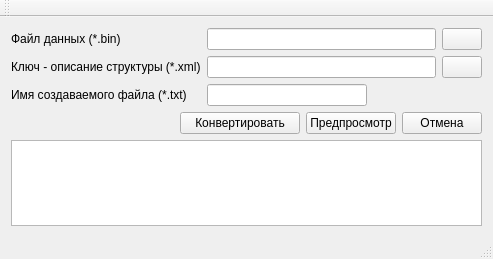
Before: the Qt Designer form dataparsertotxt.ui in FedorGurin/ConvertBinToText, drawn with Qt 5.
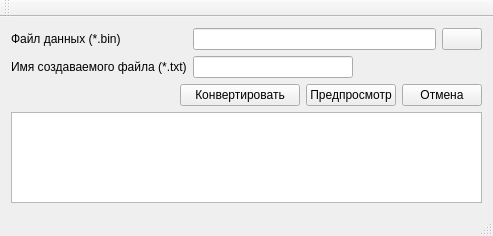
After: the same form once the commit is applied.

Commit message: + убраны лишние графические элементы

What changed in the file:
```diff
--- a/dataparsertotxt.ui
+++ b/dataparsertotxt.ui
@@ -10,7 +10,7 @@
     <x>0</x>
     <y>0</y>
     <width>493</width>
-    <height>259</height>
+    <height>236</height>
    </rect>
   </property>
   <property name="sizePolicy">
@@ -40,48 +40,7 @@
      <layout class="QVBoxLayout" name="verticalLayout">
       <item>
        <layout class="QGridLayout" name="gridLayout">
-        <item row="2" column="0">
-         <widget class="QLabel" name="label_3">
-          <property name="text">
-           <string>Имя создаваемого файла (*.txt)</string>
-          </property>
-         </widget>
-        </item>
-        <item row="1" column="1">
-         <widget class="QLineEdit" name="lineEdit_path_xml"/>
-        </item>
-        <item row="0" column="1">
-         <widget class="QLineEdit" name="lineEdit_path_bin"/>
-        </item>
-        <item row="1" column="0">
-         <widget class="QLabel" name="label_2">
-          <property name="text">
-           <string>Ключ - описание структуры (*.xml)</string>
-          </property>
-         </widget>
-        </item>
-        <item row="0" column="2">
-         <widget class="QPushButton" name="pushButton_open_bin">
-          <property name="text">
-           <string/>
-          </property>
-         </widget>
-        </item>
-        <item row="0" column="0">
-         <widget class="QLabel" name="label">
-          <property name="text">
-           <string>Файл данных (*.bin)</string>
-          </property>
-         </widget>
-        </item>
-        <item row="1" column="2">
-         <widget class="QPushButton" name="pushButton_open_xml">
-          <property name="text">
-           <string/>
-          </property>
-         </widget>
-        </item>
-        <item row="2" column="1" colspan="2">
+        <item row="1" column="1" colspan="2">
          <widget class="QLineEdit" name="lineEdit_result">
           <property name="sizePolicy">
            <sizepolicy hsizetype="Fixed" vsizetype="Fixed">
@@ -103,6 +62,30 @@
           </property>
          </widget>
         </item>
+        <item row="0" column="1">
+         <widget class="QLineEdit" name="lineEdit_path_bin"/>
+        </item>
+        <item row="0" column="2">
+         <widget class="QPushButton" name="pushButton_open_bin">
+          <property name="text">
+           <string/>
+          </property>
+         </widget>
+        </item>
+        <item row="1" column="0">
+         <widget class="QLabel" name="label_3">
+          <property name="text">
+           <string>Имя создаваемого файла (*.txt)</string>
+          </property>
+         </widget>
+        </item>
+        <item row="0" column="0">
+         <widget class="QLabel" name="label">
+          <property name="text">
+           <string>Файл данных (*.bin)</string>
+          </property>
+         </widget>
+        </item>
        </layout>
       </item>
       <item>
```
Left out of the diff: 2 changed lines with no effect on the pictures. The commit also changes 1 other file.
